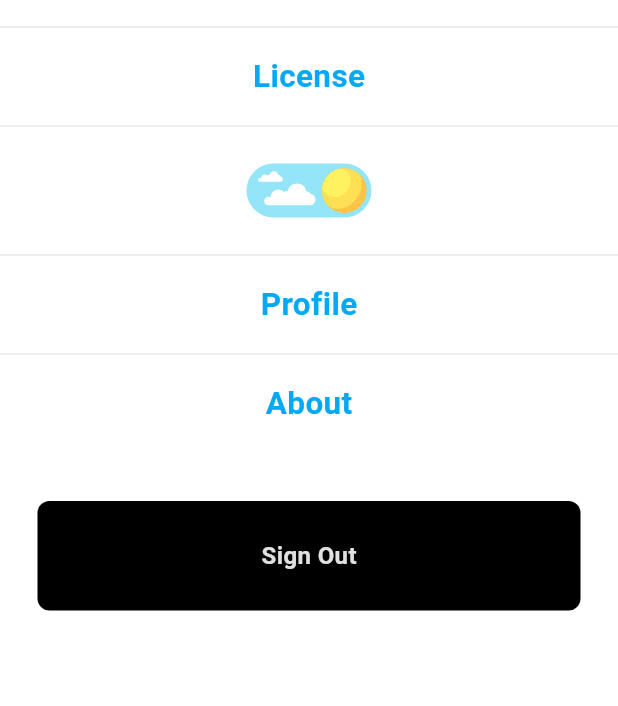
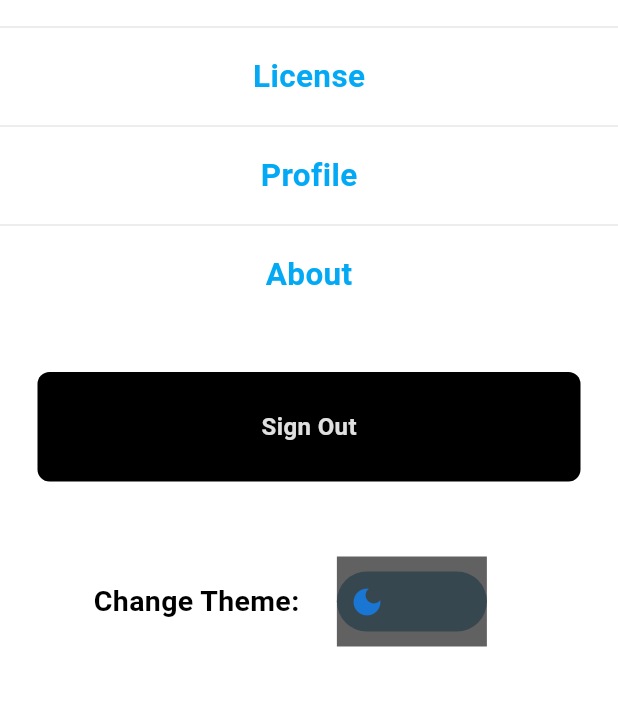
Before and after one commit to nots1dd/Hydraware, a Flutter app: the SettingsScreen screen opened by its route, on a phone screen of 412 x 824 dp, the part 90-796 px from its top. Run offline on Flutter 3.47's test engine with Material 3 defaults, Android fonts, the light colour scheme and no system bars; our stand-ins replace firebase_auth, firebase_core, google_nav_bar, google_sign_in, lottie, smooth_page_indicator; accounts and stored records are empty.

Commit message:
feat: theme animation setup + homepage appbar change

```diff
--- a/lib/pages/homepage.dart
+++ b/lib/pages/homepage.dart
@@ -29,7 +29,15 @@ class _HomePageState extends State<HomePage> {
       backgroundColor: Theme.of(context).colorScheme.background,
       appBar: AppBar(
         automaticallyImplyLeading: false,
-        title: Center(child: Text("Hydraware",style: TextStyle(color: Theme.of(context).colorScheme.tertiary))),
+        title:  Text("Hydraware",style: TextStyle(color: Theme.of(context).colorScheme.tertiary)),
+        actions: [
+          IconButton(
+            onPressed: () {
+              Navigator.pushNamed(context, '/profile');
+            },
+            icon: Icon(Icons.account_circle_outlined,color: Theme.of(context).colorScheme.tertiary,),
+          )
+        ],
       ),
       body: Center(
         child: widget._widgetOptions.elementAt(widget._selectedIndex),
--- a/lib/pages/settings_screen.dart
+++ b/lib/pages/settings_screen.dart
@@ -49,10 +49,6 @@ class SettingsScreen extends StatelessWidget {
                 const SizedBox(height: 10),
                 Divider(thickness: 0.75,color: Theme.of(context).colorScheme.secondary,),
                 const SizedBox(height: 10),
-                const ThemePage(),
-                const SizedBox(height: 10),
-                Divider(thickness: 0.75,color: Theme.of(context).colorScheme.secondary,),
-                const SizedBox(height: 10),
                 GestureDetector(
                       onTap: () {
                         Navigator.pushNamed(context, '/profile');
@@ -80,6 +76,14 @@ class SettingsScreen extends StatelessWidget {
                     ),
                 const SizedBox(height: 50),
                 MyButton(onTap: signUserOut, text: 'Sign Out'),
+                const SizedBox(height: 50),
+                Row(
+                  mainAxisAlignment: MainAxisAlignment.center,
+                  children: [
+                    Text('Change Theme:', style: TextStyle(color: Theme.of(context).colorScheme.tertiary,fontWeight: FontWeight.bold,fontSize: 19),),
+                    const ThemePage(height: 60,width: 100,),
+                  ],
+                ),
               ],
           ),
         ),
--- a/lib/pages/settings_screens/theme.dart
+++ b/lib/pages/settings_screens/theme.dart
@@ -1,49 +1,69 @@
 import 'package:flutter/material.dart';
-import 'package:hydraware/pages/settings_screens/theme/dark_theme.dart';
-import 'package:hydraware/pages/settings_screens/theme/light_theme.dart';
-import 'package:lottie/lottie.dart';
 import 'package:provider/provider.dart';
 import 'package:hydraware/pages/settings_screens/theme/theme_provider.dart';
 
 class ThemePage extends StatefulWidget {
-  const ThemePage({super.key});
+  final height;
+  final width;
+  const ThemePage({super.key, this.height, this.width});
 
   @override
   State<ThemePage> createState() => _ThemePageState();
 }
 
-class _ThemePageState extends State<ThemePage> with SingleTickerProviderStateMixin {
+class _ThemePageState extends State<ThemePage> {
 
-  late final AnimationController _controller;
+  bool toggleVal = false;
 
   @override
-  void initState() {
-    super.initState();
-    _controller = AnimationController(duration: Duration(seconds: 2),vsync: this);
-  }
-
-  @override
-  void dispose() {
-    _controller.dispose();
-    super.dispose();
-  }
-
-  bool isSwitched = false;
-
   Widget build(BuildContext context) {
-    return GestureDetector(
-      onTap: () {
-        if (isSwitched == false) {
-          isSwitched = true;
-          _controller.forward();
-          Provider.of<ThemeProvider>(context, listen: false).toggleTheme(darkTheme);
-        }
-        else{
-          isSwitched = false;
-          _controller.reverse();
-          Provider.of<ThemeProvider>(context, listen: false).toggleTheme(lightTheme);
-        }
-      },
-      child: Lottie.asset('lib/images/Hydraware_theme_animation.json', width: 100, height: 50,controller: _controller));
+    return Padding(
+      padding: const EdgeInsets.symmetric(horizontal: 25.0),
+      child: SizedBox(
+        height: 60,
+        width: 100,
+        child: Scaffold(
+          backgroundColor: Theme.of(context).colorScheme.background,
+          body: Center(
+            child: AnimatedContainer(
+              duration: const Duration(milliseconds: 700),
+              height: 40,
+              width: 120,
+              decoration: BoxDecoration(
+                borderRadius: BorderRadius.circular(20),
+                color: toggleVal ? Colors.blueGrey.shade600 : Colors.blueGrey.shade800,
+              ),
+              child: Stack(
+                children: <Widget> [
+                  AnimatedPositioned(
+                    duration: const Duration(milliseconds: 600),
+                    curve: Curves.easeIn,
+                    top: 3.0,
+                    left: toggleVal ? 60.0 : 0.0,
+                    right: toggleVal ? 0.0 : 60.0,
+                    bottom: 3.0,
+                    child: GestureDetector(
+                      onTap: () {
+                        setState(() {
+                          toggleVal = !toggleVal;
+                          Provider.of<ThemeProvider>(context, listen: false).toggleTheme();
+                        });
+                      },
+                      child: AnimatedSwitcher(
+                        duration: const Duration(milliseconds: 400),
+                        transitionBuilder: (Widget child, Animation<double> animation) {
+                          return RotationTransition(turns: animation, child: child);
+                        },
+                        child: toggleVal ? Icon(Icons.light_mode, color: Colors.blue.shade300, key: UniqueKey(),) : Icon(Icons.dark_mode, color: Colors.blue.shade700, key: UniqueKey(),),
+                      )
+                    )
+                    )
+                ],
+              ),
+            ),
+          ),
+        ),
+      ),
+    );
   }
 }
--- a/lib/pages/settings_screens/theme/theme_provider.dart
+++ b/lib/pages/settings_screens/theme/theme_provider.dart
@@ -12,7 +12,7 @@ class ThemeProvider with ChangeNotifier {
     notifyListeners();
   }
 
-  void toggleTheme(ThemeData theme) {
+  void toggleTheme() {
     if (_selectedTheme == lightTheme) {
       _selectedTheme = darkTheme;
     } else {
```
